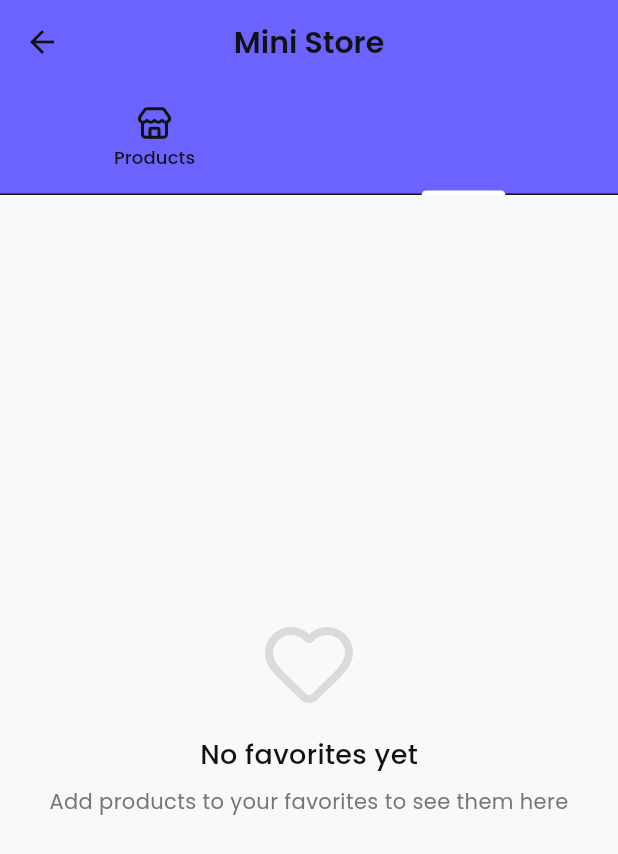
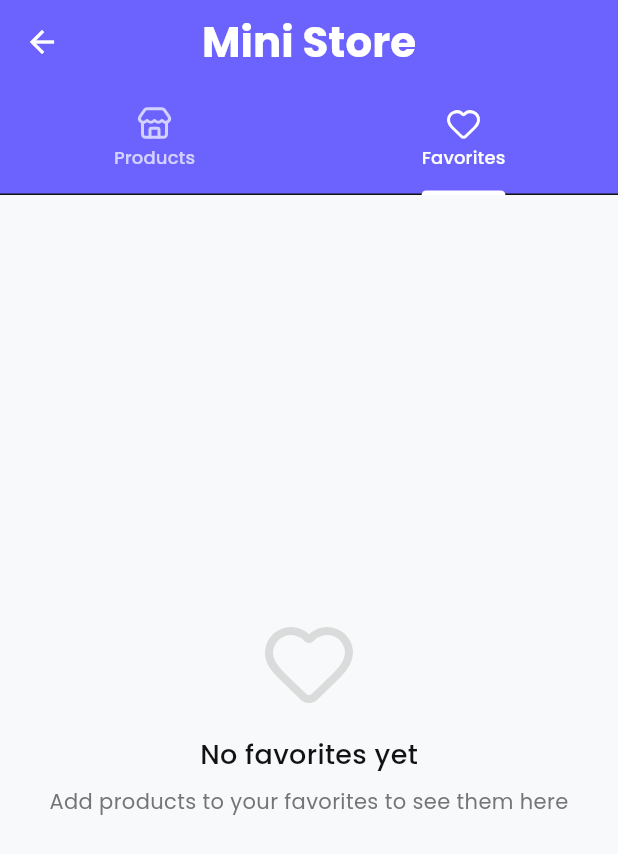
Before and after one commit to gnarayyan/varosa_tech, a Flutter app: the EcommerceView screen opened directly, tab 2 chosen, on a phone screen of 412 x 824 dp. Shown: the top 854 px of the screen. Run offline on Flutter 3.47's test engine with Material 3 defaults, Android fonts, the phone set to English and light mode, and no system bars; our stand-ins replace auto_route, cached_network_image, dio, equatable, flutter_bloc, freezed_annotation and 4 more; accounts and stored records are empty; network calls fail.

Commit message:
feat: Enhance AppColors and AppTextStyles with additional color definitions and text styles

```diff
--- a/lib/themes/app_theme.dart
+++ b/lib/themes/app_theme.dart
@@ -181,13 +181,19 @@ class AppColors {
   static const Color warning = Color(0xFFFF9800);
   static const Color info = Color(0xFF2196F3);
 
+  // On colors
+  static const Color onPrimary = Color(0xFFFFFFFF);
+  static const Color onSecondary = Color(0xFF000000);
+  static const Color onBackground = Color(0xFF121212);
+  static const Color onSurface = Color(0xFF121212);
+  static const Color onError = Color(0xFFFFFFFF);
+
   // Text colors
   static const Color textPrimary = Color(0xFF121212);
   static const Color textSecondary = Color(0xFF757575);
   static const Color textHint = Color(0xFFBDBDBD);
 
   // Additional colors for method_channel app
-  static const Color onSurface = Color(0xFF121212);
   static const Color onSurfaceVariant = Color(0xFF757575);
   static const Color outline = Color(0xFFE0E0E0);
   static const Color shadow = Color(0xFF000000);
@@ -199,6 +205,24 @@ class AppColors {
 }
 
 class AppTextStyles {
+  static const TextStyle h1 = TextStyle(
+    fontSize: 32,
+    fontWeight: FontWeight.bold,
+    color: AppColors.textPrimary,
+  );
+
+  static const TextStyle h2 = TextStyle(
+    fontSize: 28,
+    fontWeight: FontWeight.bold,
+    color: AppColors.textPrimary,
+  );
+
+  static const TextStyle h3 = TextStyle(
+    fontSize: 24,
+    fontWeight: FontWeight.w600,
+    color: AppColors.textPrimary,
+  );
+
   static const TextStyle headlineLarge = TextStyle(
     fontSize: 32,
     fontWeight: FontWeight.bold,
```
